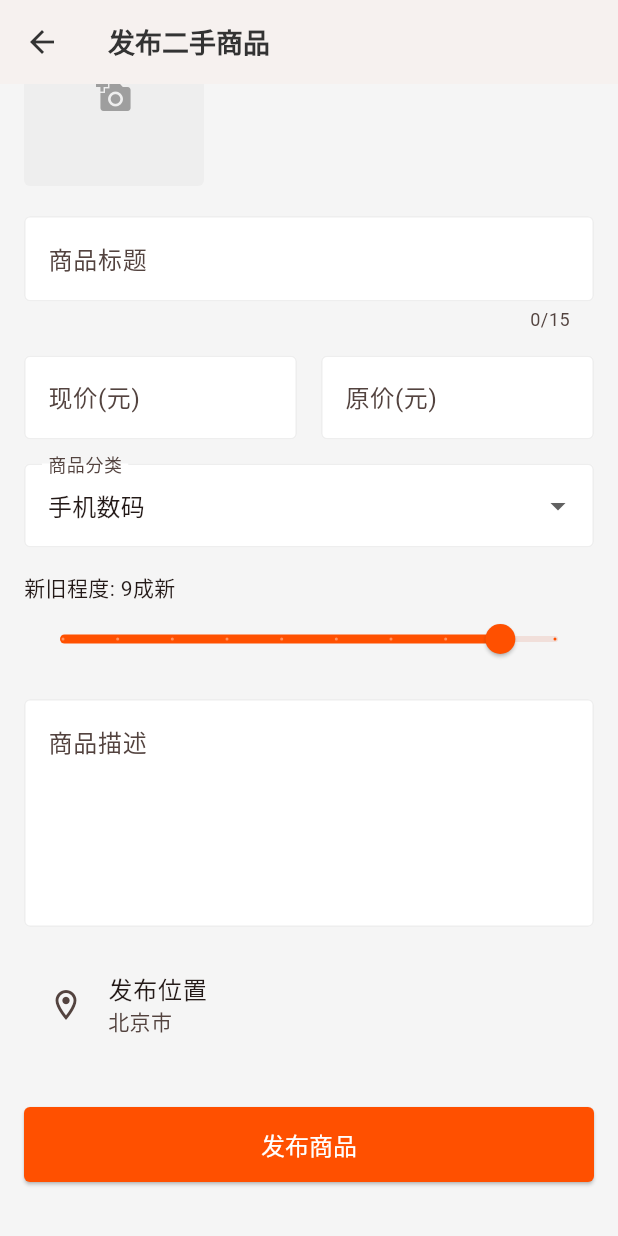
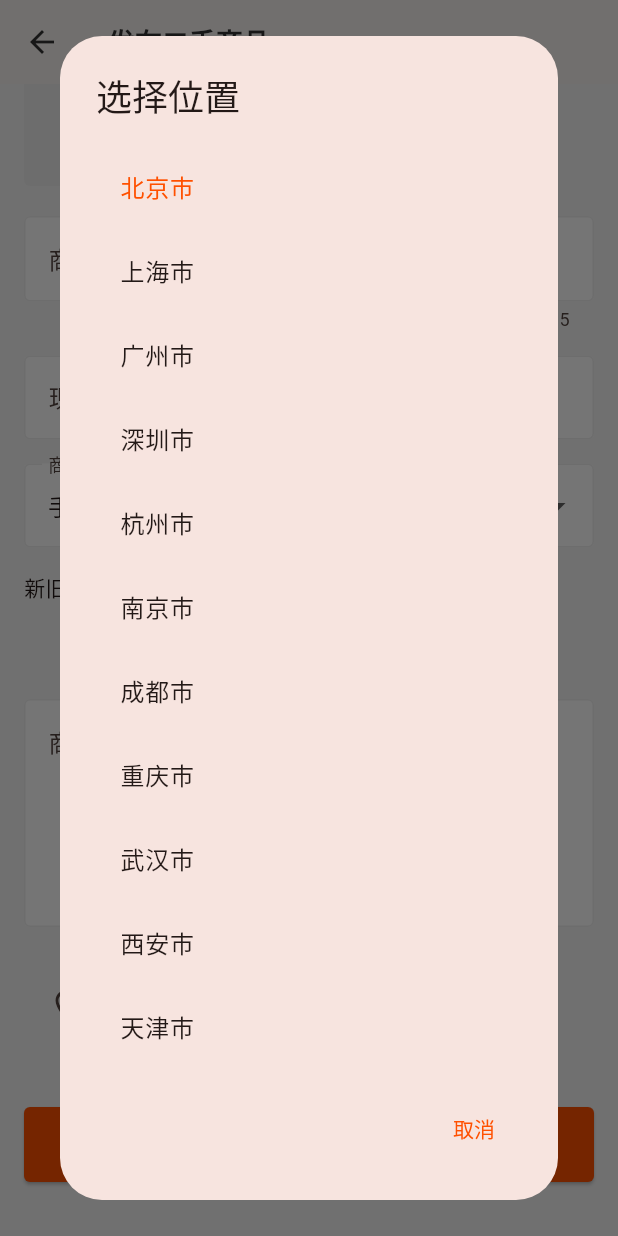
Before and after one commit to xiaoxinaikitty/ershou_app, a Flutter app: the PublishPage screen opened directly, scrolled down 129 dp, after a tap on "发布位置", on a phone screen of 412 x 824 dp. Run offline on Flutter 3.47's test engine with Material 3 defaults, Android fonts, the light colour scheme and no system bars; our stand-ins replace dio, image_picker, permission_handler, shared_preferences; accounts and stored records are empty.

Commit message:
发布商品位置功能

```diff
--- a/lib/network/api.dart
+++ b/lib/network/api.dart
@@ -22,6 +22,7 @@ class Api {
   static const String productDetail = '/product/detail/'; // 获取商品详情，需附加productId
   static const String productUpdate = '/product/update'; // 更新商品信息
   static const String productDelete = '/product/delete/'; // 删除商品，需附加productId
+  static const String productLocationAdd = '/product/location/add'; // 添加商品位置信息
 
   // 商品收藏模块
   static const String favoriteAdd = '/product/favorite/add'; // 收藏商品
@@ -35,6 +36,8 @@ class Api {
       '/product/image/add-by-url'; // 通过URL添加商品图片
   static const String imageDelete =
       '/product/image/'; // 删除商品图片，需附加productId/imageId
+  static const String imageList =
+      '/product/image/list/'; // 获取商品图片列表，需附加productId
 
   // 商品举报模块
   static const String reportAdd = '/product/report/add'; // 举报商品
--- a/lib/pages/home_page.dart
+++ b/lib/pages/home_page.dart
@@ -118,7 +118,7 @@ class _HomePageState extends State<HomePage> {
     final products = List.generate(
       10,
       (index) => {
-        'title': '商品 ${index + 1}',
+        'title': '手机 ${index + 1}',
         'price': '¥${(index + 1) * 100}',
         'image': 'https://via.placeholder.com/150',
         'location': '北京市',
--- a/lib/pages/publish_page.dart
+++ b/lib/pages/publish_page.dart
@@ -7,6 +7,7 @@ import '../widgets/primary_button.dart';
 import 'package:image_picker/image_picker.dart';
 import 'dart:io';
 import 'dart:developer' as developer;
+import 'package:permission_handler/permission_handler.dart';
 
 class PublishPage extends StatefulWidget {
   const PublishPage({Key? key}) : super(key: key);
@@ -25,10 +26,37 @@ class _PublishPageState extends State<PublishPage> {
   int _conditionLevel = 9; // 默认9成新
   String _location = '北京市';
 
+  // 位置信息相关
+  bool _isLocating = false;
+
   bool _isLoading = false;
   bool _isUploading = false;
   double _uploadProgress = 0.0;
   String _currentUploadingFile = '';
+
+  // 城市列表
+  final List<String> _cities = [
+    '北京市',
+    '上海市',
+    '广州市',
+    '深圳市',
+    '杭州市',
+    '南京市',
+    '成都市',
+    '重庆市',
+    '武汉市',
+    '西安市',
+    '天津市',
+    '苏州市',
+    '郑州市',
+    '长沙市',
+    '东莞市',
+    '沈阳市',
+    '青岛市',
+    '合肥市',
+    '佛山市',
+    '宁波市'
+  ];
 
   final List<String> _categories = [
     '手机数码',
@@ -70,6 +98,48 @@ class _PublishPageState extends State<PublishPage> {
     } catch (e) {
       print('检索丢失数据时发生错误: $e');
     }
+  }
+
+  // 显示位置选择对话框
+  void _showLocationDialog() {
+    showDialog(
+      context: context,
+      builder: (context) => StatefulBuilder(
+        builder: (context, setState) {
+          return AlertDialog(
+            title: const Text('选择位置'),
+            content: SizedBox(
+              width: double.maxFinite,
+              child: ListView.builder(
+                shrinkWrap: true,
+                itemCount: _cities.length,
+                itemBuilder: (context, index) {
+                  return ListTile(
+                    title: Text(_cities[index]),
+                    selected: _location == _cities[index],
+                    onTap: () {
+                      // 更新位置
+                      this.setState(() {
+                        _location = _cities[index];
+                      });
+                      Navigator.of(context).pop();
+                    },
+                  );
+                },
+              ),
+            ),
+            actions: [
+              TextButton(
+                onPressed: () {
+                  Navigator.of(context).pop();
+                },
+                child: const Text('取消'),
+              ),
+            ],
+          );
+        },
+      ),
+    );
   }
 
   // 处理选择的图片文件
@@ -488,9 +558,8 @@ class _PublishPageState extends State<PublishPage> {
                   leading: const Icon(Icons.location_on_outlined),
                   title: const Text('发布位置'),
                   subtitle: Text(_location),
-                  onTap: () {
-                    // 位置选择功能
-                  },
+                  trailing: const Icon(Icons.chevron_right),
+                  onTap: _showLocationDialog,
                 ),
                 const SizedBox(height: 32),
 
--- a/pubspec.yaml
+++ b/pubspec.yaml
@@ -40,7 +40,8 @@ dependencies:
   # 本地存储
   shared_preferences: ^2.2.2
   # 图片选择器
-  image_picker: ^1.1.2
+  image_picker: ^0.8.7
+  permission_handler: ^10.2.0  # 权限处理
 
 dev_dependencies:
   flutter_test:
```
Also changed, not shown: pubspec.lock, 5 other files.
